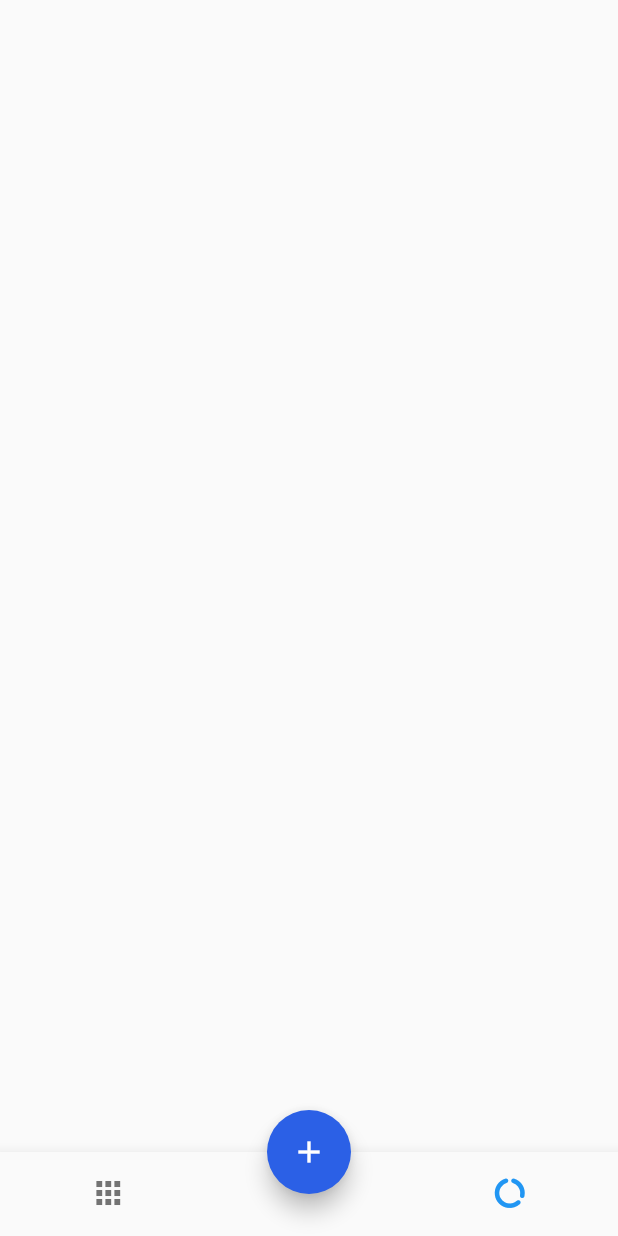
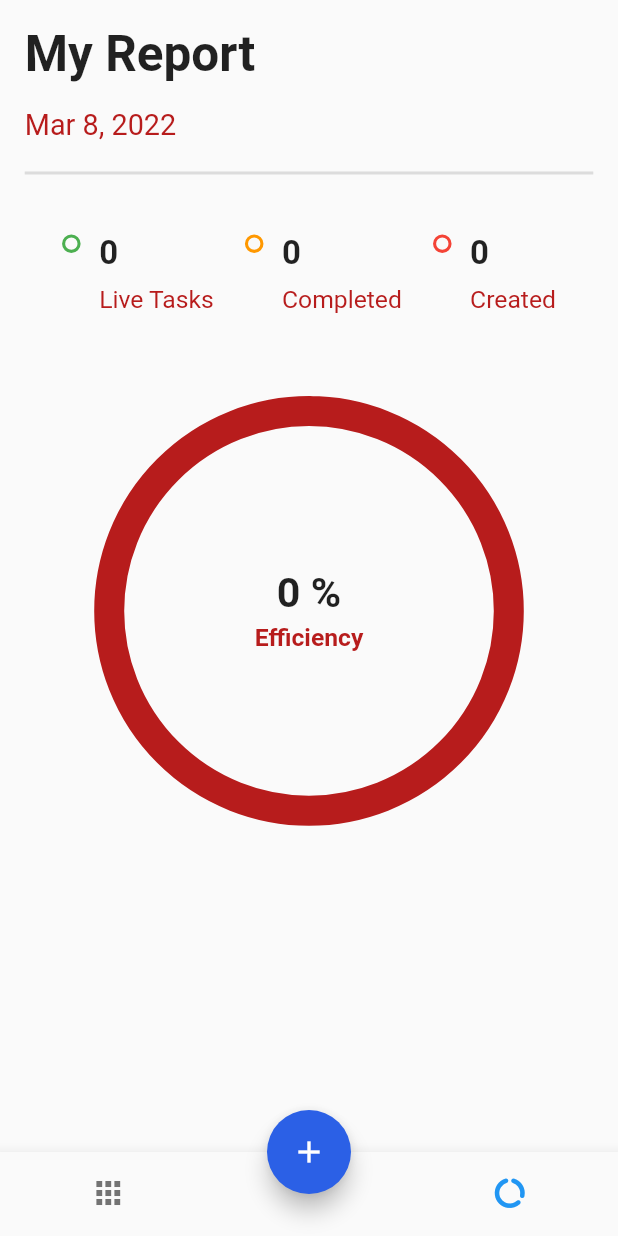
Before and after one commit to ttoghere/getxtodo, a Flutter app: the screen it shows after launch, item 2 of the bottom bar chosen, on a phone screen of 412 x 824 dp. Run offline on Flutter 3.47's test engine with Material 2 defaults, Android fonts, the phone set to English and light mode, and no system bars; drawn by our look-alikes of step_progress_indicator; our stand-ins replace dotted_border, equatable, flutter_easyloading, get, get_storage.

Commit message:
end of app

```diff
--- a/lib/app/modules/home/views/home_view.dart
+++ b/lib/app/modules/home/views/home_view.dart
@@ -16,7 +16,9 @@
 class HomeView extends GetView<HomeController> {
   @override
   Widget build(BuildContext context) {
-    return Scaffold(
+    return WillPopScope(
+      onWillPop: () async => false,
+      child: Scaffold(
         body: Obx(
           () => IndexedStack(
             index: controller.tabIndex.value,
@@ -134,6 +136,7 @@
             ),
           ),
         ),
+      ),
     );
   }
 }
--- a/lib/app/modules/home/widgets/add_dialog.dart
+++ b/lib/app/modules/home/widgets/add_dialog.dart
@@ -10,7 +10,9 @@
 
   @override
   Widget build(BuildContext context) {
-    return Scaffold(
+    return WillPopScope(
+      onWillPop: () async => false,
+      child: Scaffold(
         body: Form(
           key: homeCtrl.formKey,
           child: ListView(
@@ -153,6 +155,7 @@
             ],
           ),
         ),
+      ),
     );
   }
 }
--- a/lib/app/modules/report/report_view.dart
+++ b/lib/app/modules/report/report_view.dart
@@ -1,6 +1,10 @@
 import 'package:flutter/material.dart';
 import 'package:get/get.dart';
+import 'package:getxtodo/app/core/utils/extensions.dart';
+import 'package:getxtodo/app/core/values/colors.dart';
 import 'package:getxtodo/app/modules/home/controllers/home_controller.dart';
+import 'package:intl/intl.dart';
+import 'package:step_progress_indicator/step_progress_indicator.dart';
 
 class ReportPage extends StatelessWidget {
   final homeCtrl = Get.find<HomeController>();
@@ -13,13 +17,154 @@
         var createdTasks = homeCtrl.getTotalTasks();
         var completedTasks = homeCtrl.getTotalDoneTask();
         var liveTasks = createdTasks - completedTasks;
-        var precent = (completedTasks / createdTasks * 100).toString();
+        var percent = (completedTasks / createdTasks * 100).toString();
         return ListView(
           children: [
-
+            Padding(
+              padding: EdgeInsets.all(4.0.wp),
+              child: Text(
+                'My Report',
+                style: TextStyle(
+                  fontSize: 24.0.sp,
+                  fontWeight: FontWeight.bold,
+                ),
+              ),
+            ),
+            Padding(
+              padding: EdgeInsets.symmetric(horizontal: 4.0.wp),
+              child: Text(
+                DateFormat.yMMMd().format(
+                  DateTime.now(),
+                ),
+                style: TextStyle(
+                  fontSize: 14.0.sp,
+                  color: Colors.red[900],
+                ),
+              ),
+            ),
+            Padding(
+              padding: EdgeInsets.symmetric(
+                vertical: 3.0.wp,
+                horizontal: 4.0.wp,
+              ),
+              child: Divider(
+                thickness: 2,
+              ),
+            ),
+            Padding(
+              padding: EdgeInsets.symmetric(
+                horizontal: 5.0.wp,
+                vertical: 5.0.wp,
+              ),
+              child: Row(
+                mainAxisAlignment: MainAxisAlignment.spaceEvenly,
+                children: [
+                  _buildStatus(
+                    Colors.green,
+                    liveTasks,
+                    'Live Tasks',
+                  ),
+                  _buildStatus(
+                    Colors.orange,
+                    completedTasks,
+                    'Completed',
+                  ),
+                  _buildStatus(
+                    Colors.red,
+                    liveTasks,
+                    'Created',
+                  ),
+                ],
+              ),
+            ),
+            SizedBox(
+              height: 8.0.wp,
+            ),
+            UnconstrainedBox(
+              child: SizedBox(
+                width: 70.0.wp,
+                height: 70.0.wp,
+                child: CircularStepProgressIndicator(
+                  totalSteps: createdTasks == 0 ? 1 : createdTasks,
+                  currentStep: completedTasks,
+                  stepSize: 20,
+                  selectedColor: green,
+                  unselectedColor: Colors.red[900],
+                  padding: 0,
+                  width: 150.0.wp,
+                  height: 150.0.wp,
+                  selectedStepSize: 22,
+                  roundedCap: (_, __) => true,
+                  child: Column(
+                    mainAxisAlignment: MainAxisAlignment.center,
+                    children: [
+                      Text(
+                        '${createdTasks == 0 ? 0 : percent} %',
+                        style: TextStyle(
+                          fontWeight: FontWeight.bold,
+                          fontSize: 20.0.sp,
+                        ),
+                      ),
+                      SizedBox(
+                        height: 1.0.wp,
+                      ),
+                      Text(
+                        'Efficiency',
+                        style: TextStyle(
+                          color: Colors.red[900],
+                          fontWeight: FontWeight.bold,
+                          fontSize: 12.0.sp,
+                        ),
+                      )
+                    ],
+                  ),
+                ),
+              ),
+            ),
           ],
         );
       }),
     ));
   }
+
+  Row _buildStatus(color, int number, String title) {
+    return Row(
+      crossAxisAlignment: CrossAxisAlignment.start,
+      children: [
+        Container(
+          height: 3.0.wp,
+          width: 3.0.wp,
+          decoration: BoxDecoration(
+            shape: BoxShape.circle,
+            border: Border.all(width: 0.5.wp, color: color),
+          ),
+        ),
+        SizedBox(
+          width: 3.0.wp,
+        ),
+        Column(
+          crossAxisAlignment: CrossAxisAlignment.start,
+          children: [
+            Text(
+              '$number',
+              style: TextStyle(
+                fontWeight: FontWeight.bold,
+                fontSize: 16.0.sp,
+              ),
+            ),
+            SizedBox(
+              height: 2.0.wp,
+            ),
+            Text(
+              title,
+              style: TextStyle(
+                fontSize: 12.0.sp,
+                color: Colors.red[900],
+              ),
+            )
+          ],
+        )
+      ],
+    );
+  }
 }
--- a/pubspec.yaml
+++ b/pubspec.yaml
@@ -14,6 +14,7 @@
   flutter_easyloading: ^3.0.3
   get: 4.6.1
   get_storage: ^2.0.3
+  intl: ^0.17.0
   provider: ^6.0.2
   step_progress_indicator: ^1.0.2
 
```
Also changed, not shown: pubspec.lock. Lines whose indentation alone changed are shown as unchanged.
